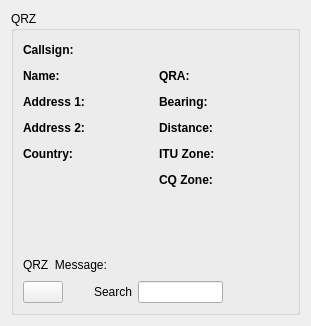
Qt form mqt/MqtLogger/qrzdisplayframe.ui (Rsclub22/Minos2-Mirror) before a commit.
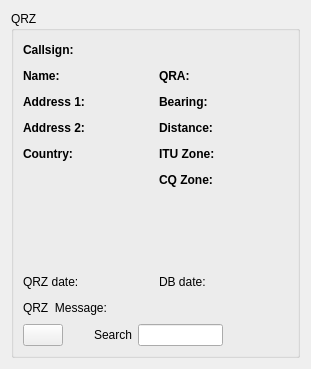
The same form after that commit. Custom widgets are drawn as their Qt base class.

What changed in the file:
```diff
--- a/mqt/MqtLogger/qrzdisplayframe.ui
+++ b/mqt/MqtLogger/qrzdisplayframe.ui
@@ -7,7 +7,7 @@
     <x>0</x>
     <y>0</y>
     <width>311</width>
-    <height>326</height>
+    <height>369</height>
    </rect>
   </property>
   <property name="windowTitle">
@@ -19,8 +19,6 @@
      <property name="title">
       <string>QRZ</string>
      </property>
-     <layout class="QVBoxLayout" name="verticalLayout_4">
-      <item>
        <layout class="QVBoxLayout" name="verticalLayout_3">
         <item>
          <layout class="QHBoxLayout" name="horizontalLayout_3">
@@ -60,9 +58,9 @@
          </layout>
         </item>
         <item>
-         <layout class="QHBoxLayout" name="horizontalLayout_13">
+       <layout class="QHBoxLayout" name="horizontalLayout_15">
           <item>
-           <layout class="QVBoxLayout" name="verticalLayout">
+         <layout class="QVBoxLayout" name="verticalLayout_2">
             <item>
              <layout class="QHBoxLayout" name="horizontalLayout_4">
               <item>
@@ -224,10 +222,41 @@
               </property>
              </spacer>
             </item>
+          <item>
+           <layout class="QHBoxLayout" name="horizontalLayout_13">
+            <item>
+             <widget class="QLabel" name="label_11">
+              <property name="text">
+               <string>QRZ date:</string>
+              </property>
+             </widget>
+            </item>
+            <item>
+             <widget class="MinosQLabel" name="moddateText">
+              <property name="text">
+               <string/>
+              </property>
+             </widget>
+            </item>
+            <item>
+             <spacer name="horizontalSpacer_14">
+              <property name="orientation">
+               <enum>Qt::Horizontal</enum>
+              </property>
+              <property name="sizeHint" stdset="0">
+               <size>
+                <width>40</width>
+                <height>20</height>
+               </size>
+              </property>
+             </spacer>
+            </item>
            </layout>
           </item>
+         </layout>
+        </item>
           <item>
-           <layout class="QVBoxLayout" name="verticalLayout_2">
+         <layout class="QVBoxLayout" name="verticalLayout">
             <item>
              <layout class="QHBoxLayout" name="horizontalLayout_2">
               <item>
@@ -422,6 +451,35 @@
                <size>
                 <width>20</width>
                 <height>40</height>
+             </size>
+            </property>
+           </spacer>
+          </item>
+          <item>
+           <layout class="QHBoxLayout" name="horizontalLayout_14">
+            <item>
+             <widget class="QLabel" name="label_13">
+              <property name="text">
+               <string>DB date:</string>
+              </property>
+             </widget>
+            </item>
+            <item>
+             <widget class="MinosQLabel" name="dbdateText">
+              <property name="text">
+               <string/>
+              </property>
+             </widget>
+            </item>
+            <item>
+             <spacer name="horizontalSpacer_15">
+              <property name="orientation">
+               <enum>Qt::Horizontal</enum>
+              </property>
+              <property name="sizeHint" stdset="0">
+               <size>
+                <width>40</width>
+                <height>20</height>
                </size>
               </property>
              </spacer>
```
Left out of the diff: 10 changed lines with no effect on the pictures. Lines whose indentation alone changed are shown as unchanged.
